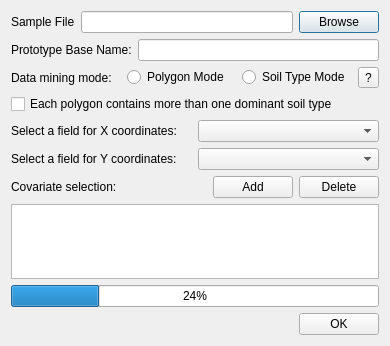
Before: the Qt Designer form addprototypebase.ui in lreis2415/iSoLIM, drawn with Qt 5.
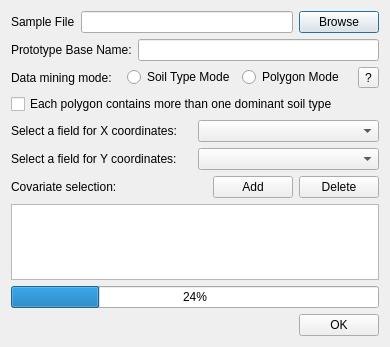
After: the same form once the commit is applied.

What changed in the file:
```diff
--- a/addprototypebase.ui
+++ b/addprototypebase.ui
@@ -7,7 +7,7 @@
     <x>0</x>
     <y>0</y>
     <width>390</width>
-    <height>346</height>
+    <height>347</height>
    </rect>
   </property>
   <property name="windowTitle">
@@ -58,13 +58,6 @@
        </property>
       </widget>
      </item>
-     <item>
-      <widget class="QRadioButton" name="radioButton_poly">
-       <property name="text">
-        <string>Polygon Mode</string>
-       </property>
-      </widget>
-     </item>
      <item>
       <widget class="QRadioButton" name="radioButton_soiltype">
        <property name="text">
@@ -72,6 +65,13 @@
        </property>
       </widget>
      </item>
+     <item>
+      <widget class="QRadioButton" name="radioButton_poly">
+       <property name="text">
+        <string>Polygon Mode</string>
+       </property>
+      </widget>
+     </item>
      <item>
       <widget class="QToolButton" name="btn_hint">
        <property name="text">
```
